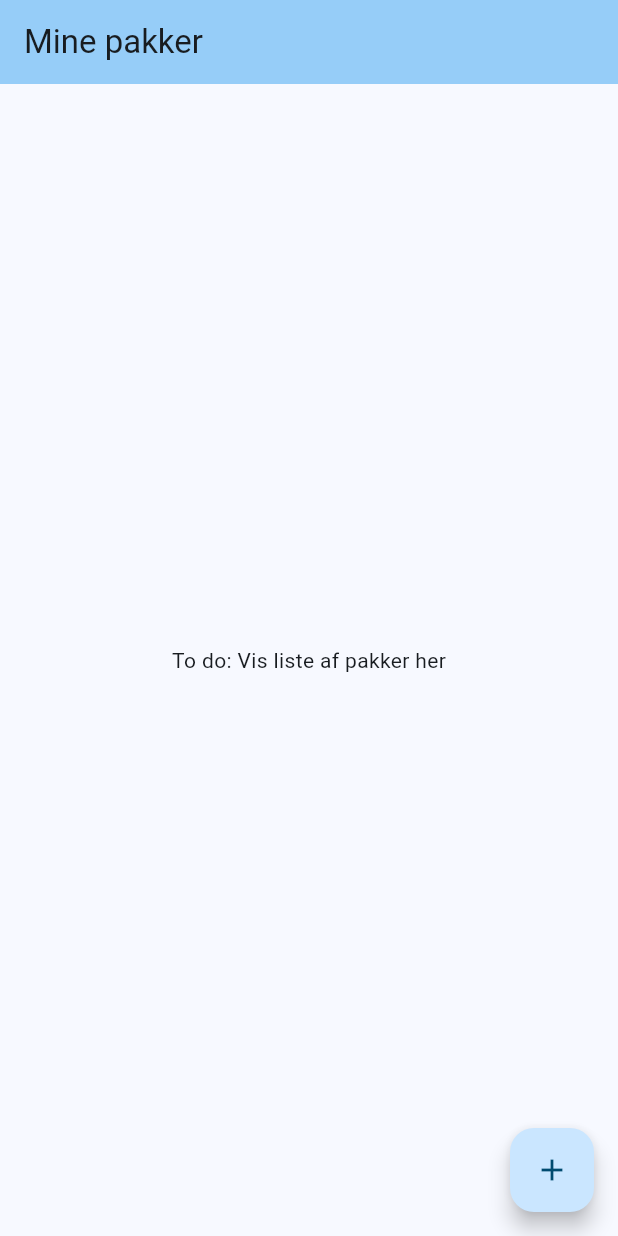
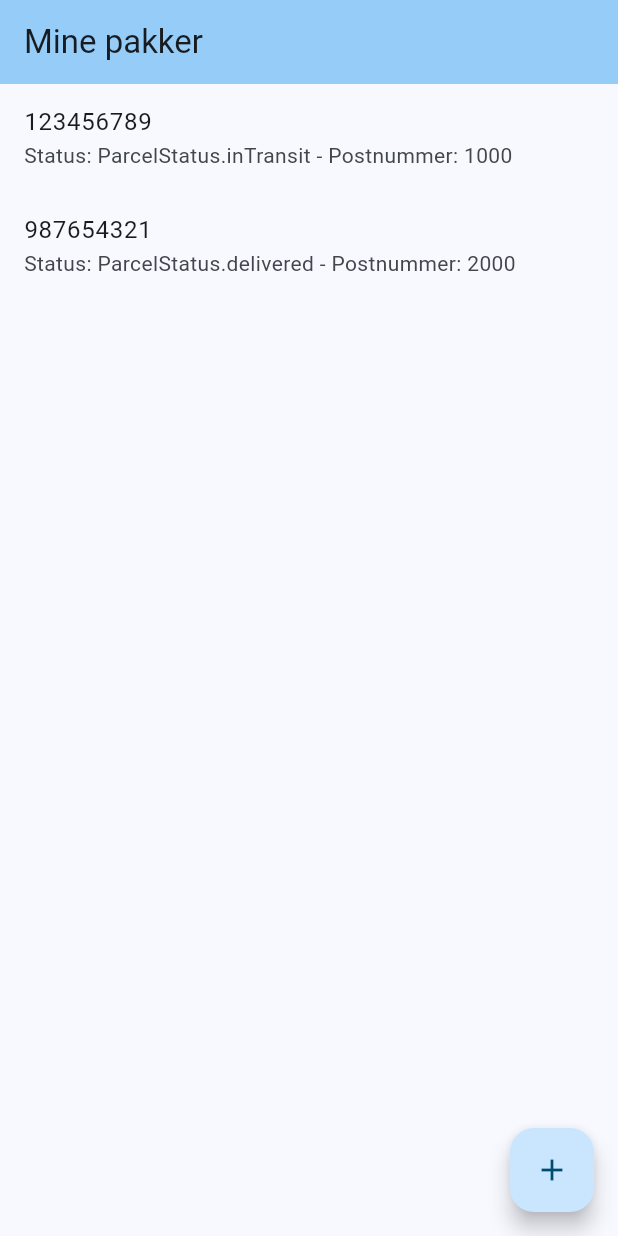
Before and after one commit to Avalin/Parcel-Tracker-Lite, a Flutter app: the screen it shows after launch, on a phone screen of 412 x 824 dp. Run offline on Flutter 3.47's test engine with Material 3 defaults, Android fonts, the phone set to English and light mode, and no system bars.

Commit message:
Dummy parcels show up in list view, yippiiee

```diff
--- a/lib/features/parcels/screens/parcel_list_screen.dart
+++ b/lib/features/parcels/screens/parcel_list_screen.dart
@@ -13,7 +13,19 @@ class ParcelListScreen extends StatefulWidget {
       return const Center(child: Text('Ingen pakker endnu'));
     }
 
-    return const Center(child: Text('To do: Vis liste af pakker her')); // Placeholder for parcel list
+    return ListView.builder(
+      itemCount: parcels.length,
+      itemBuilder: (context, index) {
+        final parcel = parcels[index];
+        return ListTile(
+          title: Text(parcel.trackingNumber),
+          subtitle: Text('Status: ${parcel.parcelStatus} - Postnummer: ${parcel.postCode}'),
+          onTap: () {
+            // Navigate to parcel details screen her
+          },
+        );
+      },
+    );
   }
 }
 
```
